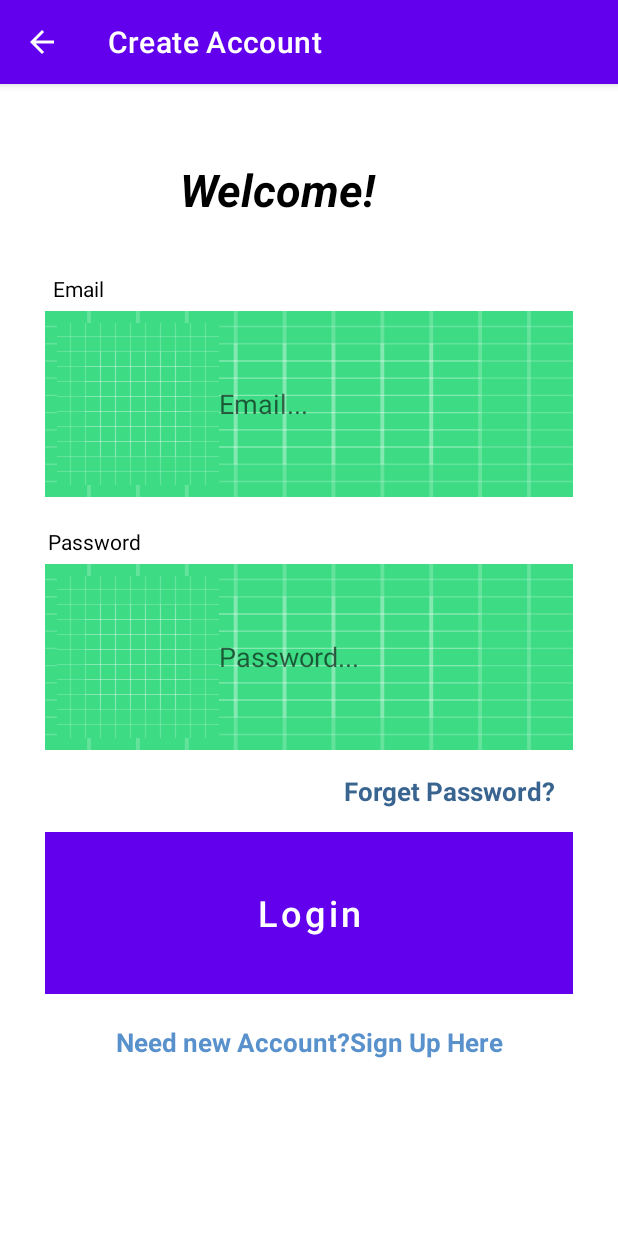
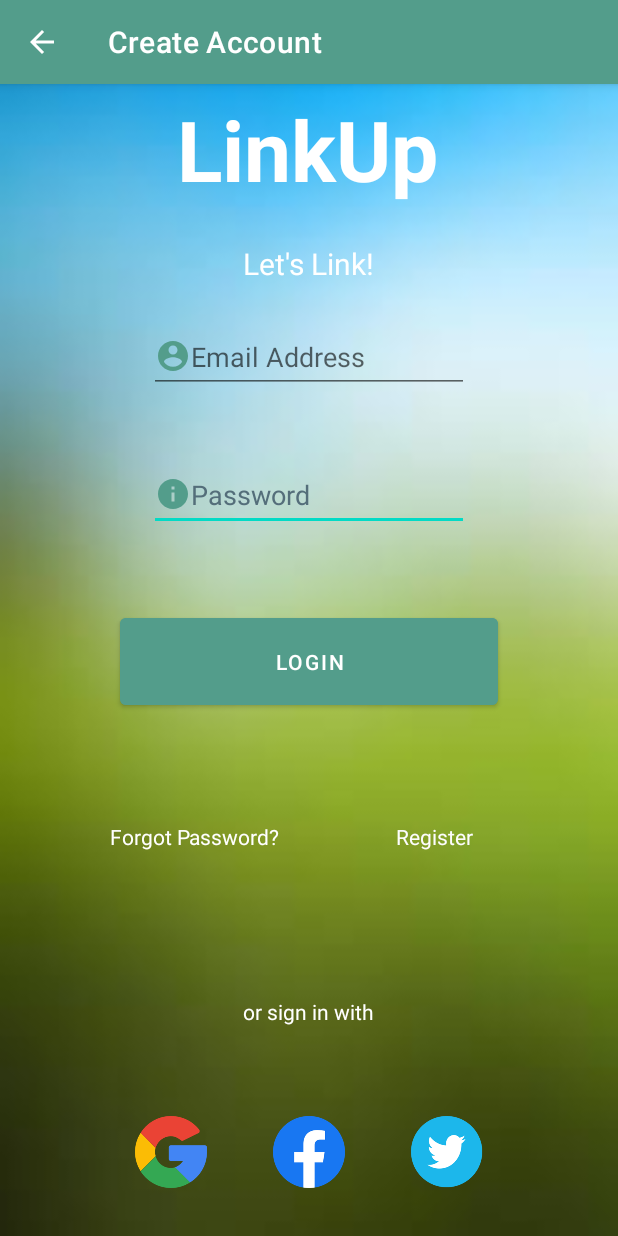
Before and after one commit to kevvinn/LinkUp-App, an Android app: the LoginActivity screen opened directly, with no data from a screen before it, on a phone screen of 412 x 824 dp. Run offline under Robolectric (Android 15) with nearby library versions, the phone set to English and light mode, and no system bars; our stand-ins replace Firebase (no records; nobody signed in at launch, a user with empty details on screens opened directly).

Commit message:
Registration and Login UI changes

```diff
--- /dev/null
+++ b/app/src/main/res/drawable-v24/ic_baseline_account_circle_24.xml
@@ -0,0 +1,5 @@
+<vector android:height="24dp" android:tint="#539D8B"
+    android:viewportHeight="24" android:viewportWidth="24"
+    android:width="24dp" xmlns:android="http://schemas.android.com/apk/res/android">
+    <path android:fillColor="@android:color/white" android:pathData="M12,2C6.48,2 2,6.48 2,12s4.48,10 10,10 10,-4.48 10,-10S17.52,2 12,2zM12,5c1.66,0 3,1.34 3,3s-1.34,3 -3,3 -3,-1.34 -3,-3 1.34,-3 3,-3zM12,19.2c-2.5,0 -4.71,-1.28 -6,-3.22 0.03,-1.99 4,-3.08 6,-3.08 1.99,0 5.97,1.09 6,3.08 -1.29,1.94 -3.5,3.22 -6,3.22z"/>
+</vector>
--- /dev/null
+++ b/app/src/main/res/drawable-v24/ic_baseline_info_24.xml
@@ -0,0 +1,5 @@
+<vector android:height="24dp" android:tint="#539D8B"
+    android:viewportHeight="24" android:viewportWidth="24"
+    android:width="24dp" xmlns:android="http://schemas.android.com/apk/res/android">
+    <path android:fillColor="@android:color/white" android:pathData="M12,2C6.48,2 2,6.48 2,12s4.48,10 10,10 10,-4.48 10,-10S17.52,2 12,2zM13,17h-2v-6h2v6zM13,9h-2L11,7h2v2z"/>
+</vector>
--- /dev/null
+++ b/app/src/main/res/drawable/ic_baseline_drive_file_rename_outline_24.xml
@@ -0,0 +1,5 @@
+<vector android:height="24dp" android:tint="#539D8B"
+    android:viewportHeight="24" android:viewportWidth="24"
+    android:width="24dp" xmlns:android="http://schemas.android.com/apk/res/android">
+    <path android:fillColor="@android:color/white" android:pathData="M18.41,5.8L17.2,4.59c-0.78,-0.78 -2.05,-0.78 -2.83,0l-2.68,2.68L3,15.96V20h4.04l8.74,-8.74 2.63,-2.63c0.79,-0.78 0.79,-2.05 0,-2.83zM6.21,18H5v-1.21l8.66,-8.66 1.21,1.21L6.21,18zM11,20l4,-4h6v4H11z"/>
+</vector>
--- /dev/null
+++ b/app/src/main/res/drawable/ic_baseline_email_24.xml
@@ -0,0 +1,5 @@
+<vector android:height="24dp" android:tint="#539D8B"
+    android:viewportHeight="24" android:viewportWidth="24"
+    android:width="24dp" xmlns:android="http://schemas.android.com/apk/res/android">
+    <path android:fillColor="@android:color/white" android:pathData="M20,4L4,4c-1.1,0 -1.99,0.9 -1.99,2L2,18c0,1.1 0.9,2 2,2h16c1.1,0 2,-0.9 2,-2L22,6c0,-1.1 -0.9,-2 -2,-2zM20,8l-8,5 -8,-5L4,6l8,5 8,-5v2z"/>
+</vector>
--- /dev/null
+++ b/app/src/main/res/drawable/ic_baseline_password_24.xml
@@ -0,0 +1,5 @@
+<vector android:height="24dp" android:tint="#539D8B"
+    android:viewportHeight="24" android:viewportWidth="24"
+    android:width="24dp" xmlns:android="http://schemas.android.com/apk/res/android">
+    <path android:fillColor="@android:color/white" android:pathData="M2,17h20v2H2V17zM3.15,12.95L4,11.47l0.85,1.48l1.3,-0.75L5.3,10.72H7v-1.5H5.3l0.85,-1.47L4.85,7L4,8.47L3.15,7l-1.3,0.75L2.7,9.22H1v1.5h1.7L1.85,12.2L3.15,12.95zM9.85,12.2l1.3,0.75L12,11.47l0.85,1.48l1.3,-0.75l-0.85,-1.48H15v-1.5h-1.7l0.85,-1.47L12.85,7L12,8.47L11.15,7l-1.3,0.75l0.85,1.47H9v1.5h1.7L9.85,12.2zM23,9.22h-1.7l0.85,-1.47L20.85,7L20,8.47L19.15,7l-1.3,0.75l0.85,1.47H17v1.5h1.7l-0.85,1.48l1.3,0.75L20,11.47l0.85,1.48l1.3,-0.75l-0.85,-1.48H23V9.22z"/>
+</vector>
--- a/app/src/main/res/layout/activity_login.xml
+++ b/app/src/main/res/layout/activity_login.xml
@@ -1,127 +1,145 @@
 <?xml version="1.0" encoding="utf-8"?>
-<LinearLayout
-    xmlns:android="http://schemas.android.com/apk/res/android"
+<androidx.constraintlayout.widget.ConstraintLayout xmlns:android="http://schemas.android.com/apk/res/android"
+    xmlns:app="http://schemas.android.com/apk/res-auto"
     xmlns:tools="http://schemas.android.com/tools"
     android:layout_width="match_parent"
     android:layout_height="match_parent"
-    tools:context=".LoginActivity">
-
-    <ScrollView
-        android:layout_width="match_parent"
-        android:layout_height="match_parent"
-        android:layout_alignParentStart="true"
-        android:layout_alignParentTop="true">
-
-        <RelativeLayout
-            android:layout_width="match_parent"
-            android:layout_height="wrap_content">
+    android:background="@drawable/backgroundlogin"
+    tools:context=".MainActivity">
 
     <TextView
-                android:id="@+id/welcom"
-                android:layout_width="match_parent"
+        android:id="@+id/titleword"
+        android:layout_width="410dp"
+        android:layout_height="100dp"
+        android:text="LinkUp"
+        android:textAlignment="center"
+        android:textAppearance="@style/TextAppearance.AppCompat.Display3"
+        android:textColor="#FFFFFF"
+        android:textStyle="bold"
+        app:layout_constraintBottom_toBottomOf="parent"
+        app:layout_constraintHorizontal_bias="0.0"
+        app:layout_constraintLeft_toLeftOf="parent"
+        app:layout_constraintRight_toRightOf="parent"
+        app:layout_constraintTop_toTopOf="parent"
+        app:layout_constraintVertical_bias="0.009" />
+
+    <EditText
+        android:id="@+id/login_password"
+        android:layout_width="wrap_content"
         android:layout_height="wrap_content"
-                android:layout_marginStart="120dp"
-                android:layout_marginTop="50dp"
-                android:text="Welcome!"
-                android:textColor="@color/colorBlack"
-                android:textSize="30sp"
-                android:textStyle="italic|bold" />
-
-            <TextView
-                android:id="@+id/email"
-                android:layout_width="match_parent"
-                android:layout_height="wrap_content"
-                android:layout_below="@id/welcom"
-                android:layout_marginStart="35dp"
-                android:layout_marginTop="36dp"
-                android:text="Email"
-                android:textColor="@color/colorBlack" />
+        android:layout_marginTop="44dp"
+        android:ems="10"
+        android:hint="Password"
+        android:inputType="textPassword"
+        android:minHeight="48dp"
+        android:textColorHint="#546E7A"
+        app:layout_constraintEnd_toEndOf="parent"
+        app:layout_constraintStart_toStartOf="parent"
+        app:layout_constraintTop_toBottomOf="@+id/login_email"
+        android:drawableLeft="@drawable/ic_baseline_info_24"/>
 
     <EditText
         android:id="@+id/login_email"
-                android:layout_width="match_parent"
+        android:layout_width="wrap_content"
         android:layout_height="wrap_content"
-                android:layout_below="@+id/email"
-                android:layout_alignParentStart="true"
-                android:layout_marginLeft="30dp"
-                android:layout_marginTop="5dp"
-                android:layout_marginRight="30dp"
-                android:background="@drawable/ic_launcher_background"
-                android:drawableStart="@drawable/ic_launcher_background"
-                android:hint="Email..."
+        android:layout_marginTop="52dp"
+        android:ems="10"
+        android:hint="Email Address"
         android:inputType="textEmailAddress"
-                android:padding="8dp" />
+        android:minHeight="48dp"
+        app:layout_constraintEnd_toEndOf="parent"
+        app:layout_constraintStart_toStartOf="parent"
+        app:layout_constraintTop_toBottomOf="@+id/titleword"
+        android:drawableLeft="@drawable/ic_baseline_account_circle_24"/>
+
+    <Button
+        android:id="@+id/login_button"
+        android:layout_width="252dp"
+        android:layout_height="70dp"
+        android:layout_marginTop="52dp"
+        android:backgroundTint="#539D8B"
+        android:text="LOGIN"
+        android:textColor="#FFFFFF"
+        app:layout_constraintEnd_toEndOf="parent"
+        app:layout_constraintStart_toStartOf="parent"
+        app:layout_constraintTop_toBottomOf="@+id/login_password" />
 
     <TextView
-                android:id="@+id/password"
-                android:layout_width="match_parent"
+        android:id="@+id/textView"
+        android:layout_width="wrap_content"
         android:layout_height="wrap_content"
-                android:layout_below="@id/login_email"
-                android:layout_marginStart="32dp"
-                android:layout_marginTop="20dp"
-                android:text="Password"
-                android:textColor="@color/colorBlack" />
-
-            <EditText
-                android:id="@+id/login_password"
-                android:layout_width="match_parent"
-                android:layout_height="wrap_content"
-                android:layout_below="@+id/password"
-                android:layout_alignParentStart="true"
-                android:layout_marginLeft="30dp"
-                android:layout_marginTop="5dp"
-                android:layout_marginRight="30dp"
-                android:background="@drawable/ic_launcher_background"
-                android:drawableStart="@drawable/ic_launcher_background"
-                android:hint="Password..."
-                android:inputType="textPassword"
-                android:padding="8dp" />
+        android:text="Let's Link!"
+        android:textColor="#FFFFFF"
+        android:textSize="20sp"
+        app:layout_constraintEnd_toEndOf="parent"
+        app:layout_constraintHorizontal_bias="0.498"
+        app:layout_constraintStart_toStartOf="parent"
+        app:layout_constraintTop_toBottomOf="@+id/titleword" />
 
     <TextView
         android:id="@+id/forgetp"
-                android:layout_width="match_parent"
+        android:layout_width="wrap_content"
         android:layout_height="wrap_content"
-                android:layout_below="@+id/login_password"
-                android:layout_marginStart="210dp"
-                android:layout_marginTop="15dp"
-                android:layout_marginEnd="23dp"
-                android:text="Forget Password?"
-                android:textAlignment="center"
-                android:textColor="@color/colorPrimaryDark"
-                android:textSize="17sp"
-                android:textStyle="bold" />
-
-            <Button
-                android:id="@+id/login_button"
-                android:layout_width="match_parent"
-                android:layout_height="wrap_content"
-                android:layout_below="@+id/forgetp"
-                android:layout_marginLeft="30dp"
-                android:layout_marginTop="15dp"
-                android:layout_marginRight="30dp"
-                android:background="@drawable/ic_launcher_background"
-                android:padding="4dp"
-                android:text="Login"
-                android:textAllCaps="false"
-                android:textColor="@android:color/background_light"
-                android:textSize="24sp" />
+        android:layout_marginTop="72dp"
+        android:text="Forgot Password?"
+        android:textColor="#FFFFFF"
+        app:layout_constraintEnd_toStartOf="@+id/needs_new_account"
+        app:layout_constraintHorizontal_bias="0.485"
+        app:layout_constraintStart_toStartOf="parent"
+        app:layout_constraintTop_toBottomOf="@+id/login_button" />
 
     <TextView
         android:id="@+id/needs_new_account"
-                android:layout_width="match_parent"
+        android:layout_width="56dp"
+        android:layout_height="20dp"
+        android:layout_marginTop="72dp"
+        android:layout_marginEnd="92dp"
+        android:text="Register"
+        android:textColor="#FDFDFD"
+        app:layout_constraintEnd_toEndOf="parent"
+        app:layout_constraintTop_toBottomOf="@+id/login_button" />
+
+    <TextView
+        android:id="@+id/other"
+        android:layout_width="wrap_content"
         android:layout_height="wrap_content"
-                android:layout_below="@+id/login_button"
-                android:layout_centerHorizontal="true"
-                android:layout_marginStart="15dp"
-                android:layout_marginTop="20dp"
-                android:layout_marginEnd="23dp"
-                android:text="Need new Account?Sign Up Here"
-                android:textAlignment="center"
-                android:textColor="@color/colorPrimary"
-                android:textSize="17sp"
-                android:textStyle="bold" />
-        </RelativeLayout>
+        android:layout_marginBottom="140dp"
+        android:text="or sign in with"
+        android:textColor="#FFFFFF"
+        app:layout_constraintBottom_toBottomOf="parent"
+        app:layout_constraintEnd_toEndOf="parent"
+        app:layout_constraintHorizontal_bias="0.498"
+        app:layout_constraintStart_toStartOf="parent" />
 
-    </ScrollView>
+    <LinearLayout
+        android:id="@+id/socials"
+        android:layout_width="355dp"
+        android:layout_height="79dp"
+        android:layout_marginBottom="16dp"
+        android:gravity="center"
+        app:layout_constraintBottom_toBottomOf="parent"
+        app:layout_constraintEnd_toEndOf="parent"
+        app:layout_constraintStart_toStartOf="parent">
+
+        <ImageView
+            android:layout_width="48dp"
+            android:layout_height="48dp"
+            android:layout_margin="22dp"
+            android:src="@drawable/google" />
+
+        <ImageView
+            android:layout_width="48dp"
+            android:layout_height="48dp"
+            android:layout_margin="22dp"
+            android:src="@drawable/fb" />
+
+        <ImageView
+            android:layout_width="48dp"
+            android:layout_height="48dp"
+            android:layout_margin="22dp"
+            android:src="@drawable/twitter" />
 
     </LinearLayout>
+
+
+</androidx.constraintlayout.widget.ConstraintLayout>
--- a/app/src/main/res/values/themes.xml
+++ b/app/src/main/res/values/themes.xml
@@ -2,7 +2,7 @@
     <!-- Base application theme. -->
     <style name="Theme.LinkUp" parent="Theme.MaterialComponents.DayNight.DarkActionBar">
         <!-- Primary brand color. -->
-        <item name="colorPrimary">@color/purple_500</item>
+        <item name="colorPrimary">#539D8B</item>
         <item name="colorPrimaryVariant">@color/purple_700</item>
         <item name="colorOnPrimary">@color/white</item>
         <!-- Secondary brand color. -->
```
Also changed, not shown: app/src/main/res/layout/activity_registration.xml (+88 -105 lines), app/src/main/res/drawable-v24/backgroundlogin.png (added), app/src/main/res/drawable-v24/fb.png (added), app/src/main/res/drawable-v24/google.png (added), app/src/main/res/drawable-v24/twitter.png (added). Lines whose indentation alone changed are shown as unchanged.
